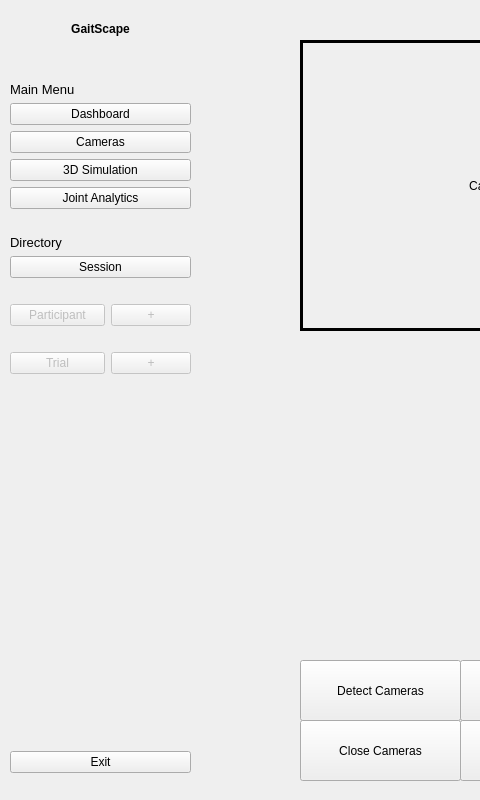
Qt form final_ui/final.ui (mattorga/thesis) before a commit; both pictures show x 0 to 480 and y 0 to 800 of the 1280 by 800 pixel window.
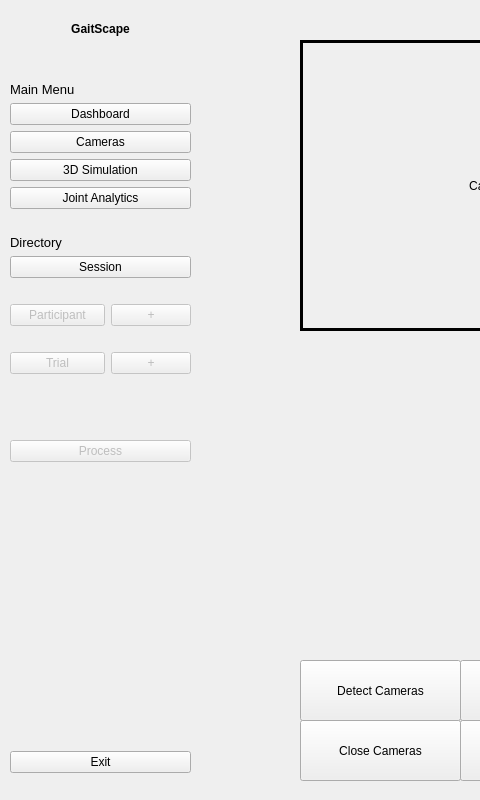
The same form after that commit.

Diff of the .ui file:
```diff
--- a/final_ui/final.ui
+++ b/final_ui/final.ui
@@ -59,7 +59,7 @@
     <property name="autoFillBackground">
      <bool>false</bool>
     </property>
-    <widget class="QWidget" name="">
+    <widget class="QWidget" name="layoutWidget">
      <property name="geometry">
       <rect>
        <x>10</x>
@@ -342,6 +342,32 @@
         </item>
        </layout>
       </item>
+      <item>
+       <spacer name="verticalSpacer_4">
+        <property name="orientation">
+         <enum>Qt::Vertical</enum>
+        </property>
+        <property name="sizeType">
+         <enum>QSizePolicy::Preferred</enum>
+        </property>
+        <property name="sizeHint" stdset="0">
+         <size>
+          <width>20</width>
+          <height>40</height>
+         </size>
+        </property>
+       </spacer>
+      </item>
+      <item>
+       <widget class="QPushButton" name="processButton">
+        <property name="enabled">
+         <bool>false</bool>
+        </property>
+        <property name="text">
+         <string>Process</string>
+        </property>
+       </widget>
+      </item>
       <item>
        <spacer name="verticalSpacer">
         <property name="orientation">
```
Left out of the diff: 4 changed lines with no effect on the pictures.
